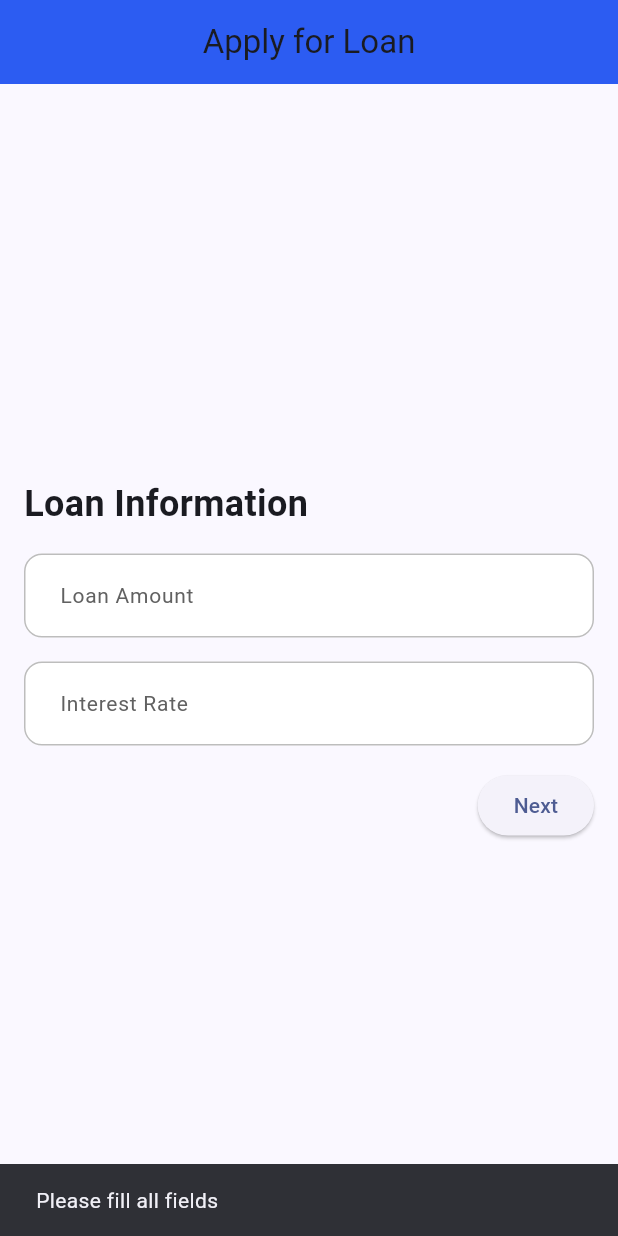
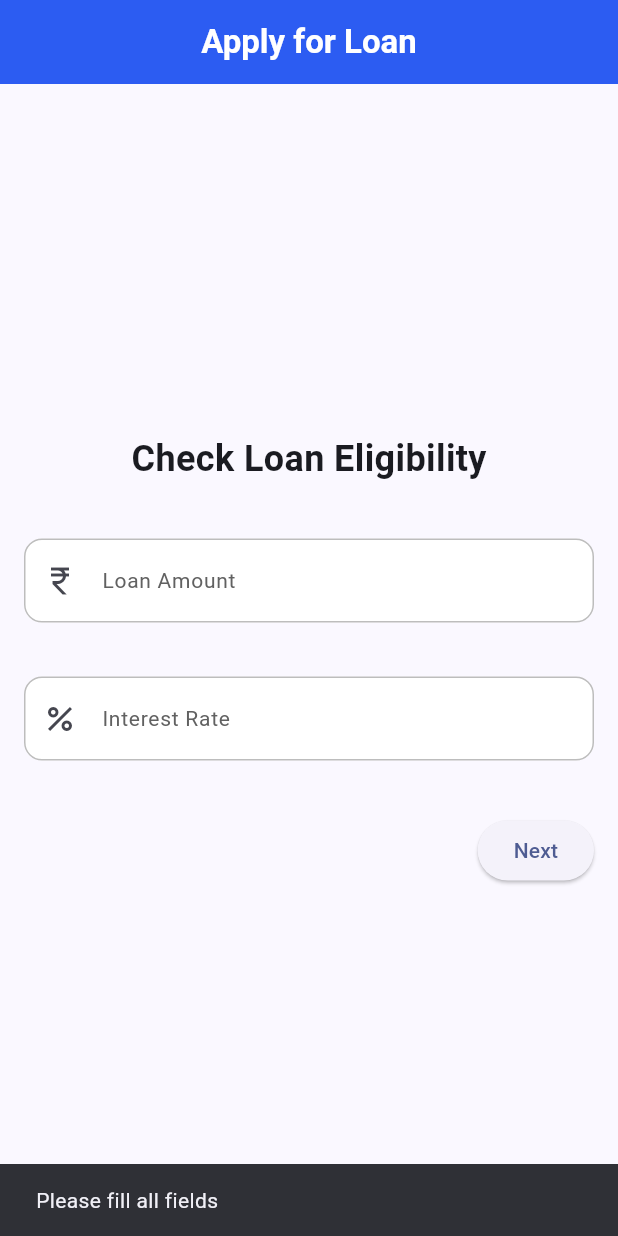
Before and after one commit to chahatkesh/servolend-hacktu, a Flutter app: the screen it shows after launch, after a tap on "Next", on a phone screen of 412 x 824 dp. Run offline on Flutter 3.47's test engine with Material 3 defaults, Android fonts, the phone set to English and light mode, and no system bars; our stand-ins replace cookie_jar, google_sign_in, pie_chart; network calls fail; statements that could not run were skipped.

Commit message:
fixes for app

```diff
--- a/client_mobile/servolend_ai/lib/components/my_textfield.dart
+++ b/client_mobile/servolend_ai/lib/components/my_textfield.dart
@@ -3,6 +3,7 @@ import 'package:flutter/material.dart';
 class MyTextfield extends StatelessWidget {
   final String hintText;
   final Icon? prefixIcon;
+  final Icon? suffixIcon; // New field for optional icon
   final bool obscureText;
   final TextEditingController controller;
   final TextInputType inputType;
@@ -12,6 +13,7 @@ class MyTextfield extends StatelessWidget {
     super.key,
     required this.hintText,
     this.prefixIcon,
+    this.suffixIcon, // Initialize the new field
     this.obscureText = false,
     required this.controller,
     required this.inputType,
@@ -36,6 +38,7 @@ class MyTextfield extends StatelessWidget {
           fontSize: 14,
         ),
         prefixIcon: prefixIcon,
+        suffixIcon: suffixIcon, // Add the new field to the decoration
         filled: true,
         fillColor: Colors.white,
         contentPadding: EdgeInsets.symmetric(vertical: 16, horizontal: 20),
--- a/client_mobile/servolend_ai/lib/pages/apply_for_loan.dart
+++ b/client_mobile/servolend_ai/lib/pages/apply_for_loan.dart
@@ -33,7 +33,13 @@ class _ApplyForLoanState extends State<ApplyForLoan> {
   Widget build(BuildContext context) {
     return Scaffold(
       appBar: AppBar(
-        title: const Text("Apply for Loan"),
+        title: const Text(
+          "Apply for Loan",
+          style: TextStyle(
+            color: Colors.white,
+            fontWeight: FontWeight.w600,
+          ),
+        ),
         centerTitle: true,
         backgroundColor: const Color(0xFF2c5cf2),
       ),
@@ -51,7 +57,8 @@ class _ApplyForLoanState extends State<ApplyForLoan> {
             },
           ),
           Page2(
-            next: (age, annualIncome, employmentLength, creditHistoryLength, homeOwnership, loanIntent) {
+            next: (age, annualIncome, employmentLength, creditHistoryLength,
+                homeOwnership, loanIntent) {
               setState(() {
                 personalDetails['age'] = age;
                 personalDetails['annualIncome'] = annualIncome;
@@ -86,21 +93,28 @@ class Page1 extends StatelessWidget {
     return Padding(
       padding: const EdgeInsets.all(16.0),
       child: Column(
-        crossAxisAlignment: CrossAxisAlignment.start,
+        crossAxisAlignment: CrossAxisAlignment.center,
         mainAxisAlignment: MainAxisAlignment.center,
+        mainAxisSize: MainAxisSize.max,
+        spacing: 10,
         children: [
-          const Text("Loan Information", style: TextStyle(fontSize: 24, fontWeight: FontWeight.bold)),
+          const Text("Check Loan Eligibility",
+              style: TextStyle(fontSize: 24, fontWeight: FontWeight.bold)),
           const SizedBox(height: 16),
           MyTextfield(
             hintText: "Loan Amount",
             controller: loanAmountController,
-            inputType: const TextInputType.numberWithOptions(decimal: true), onChanged: (v) {  }
+            inputType: const TextInputType.numberWithOptions(decimal: true),
+            onChanged: (v) {},
+            prefixIcon: Icon(Icons.currency_rupee),
           ),
           const SizedBox(height: 16),
           MyTextfield(
             hintText: "Interest Rate",
             controller: interestRateController,
-            inputType: const TextInputType.numberWithOptions(decimal: true), onChanged: (v) {  }
+            inputType: const TextInputType.numberWithOptions(decimal: true),
+            onChanged: (v) {},
+            prefixIcon: Icon(Icons.percent),
           ),
           const SizedBox(height: 16),
           Row(
@@ -108,7 +122,8 @@ class Page1 extends StatelessWidget {
             children: [
               ElevatedButton(
                 onPressed: () {
-                  if (loanAmountController.text.isNotEmpty && interestRateController.text.isNotEmpty) {
+                  if (loanAmountController.text.isNotEmpty &&
+                      interestRateController.text.isNotEmpty) {
                     next(
                       int.parse(loanAmountController.text),
                       double.parse(interestRateController.text),
@@ -135,46 +150,70 @@ class Page2 extends StatelessWidget {
   Page2({super.key, required this.next, required this.back});
   final TextEditingController ageController = TextEditingController();
   final TextEditingController annualIncomeController = TextEditingController();
-  final TextEditingController employmentLengthController = TextEditingController();
-  final TextEditingController creditHistoryLengthController = TextEditingController();
-  final List<String> homeOwnershipOptions = ["Rent", "Own", "Mortgage", "Other"];
-  final List<String> loanIntentOptions = ["Personal", "Education", "Medical", "Venture", "Home Improvement", "Debt Consolation"];
+  final TextEditingController employmentLengthController =
+      TextEditingController();
+  final TextEditingController creditHistoryLengthController =
+      TextEditingController();
+  final List<String> homeOwnershipOptions = [
+    "Rent",
+    "Own",
+    "Mortgage",
+    "Other"
+  ];
+  final List<String> loanIntentOptions = [
+    "Personal",
+    "Education",
+    "Medical",
+    "Venture",
+    "Home Improvement",
+    "Debt Consolation"
+  ];
   String selectedHomeOwnership = "Rent";
   String selectedLoanIntent = "Personal";
 
   @override
   Widget build(BuildContext context) {
     return SingleChildScrollView(
-      padding: EdgeInsets.only(bottom: MediaQuery.of(context).viewInsets.bottom),
+      padding:
+          EdgeInsets.only(bottom: MediaQuery.of(context).viewInsets.bottom),
       child: Padding(
         padding: const EdgeInsets.all(16.0),
         child: Column(
           crossAxisAlignment: CrossAxisAlignment.start,
           children: [
-            const Text("Personal Details", style: TextStyle(fontSize: 24, fontWeight: FontWeight.bold)),
+            const Text("Personal Details",
+                style: TextStyle(fontSize: 24, fontWeight: FontWeight.bold)),
             const SizedBox(height: 16),
             MyTextfield(
               hintText: "Age",
               controller: ageController,
-              inputType: const TextInputType.numberWithOptions(decimal: false), onChanged: (v) {  }
+              inputType: const TextInputType.numberWithOptions(decimal: false),
+              onChanged: (v) {},
+              prefixIcon: Icon(Icons.person),
             ),
             const SizedBox(height: 16),
             MyTextfield(
               hintText: "Annual Income",
               controller: annualIncomeController,
-              inputType: const TextInputType.numberWithOptions(decimal: true), onChanged: (v) {  }
+              inputType: const TextInputType.numberWithOptions(decimal: true),
+              onChanged: (v) {},
+              prefixIcon: Icon(Icons.currency_rupee),
             ),
             const SizedBox(height: 16),
             MyTextfield(
               hintText: "Employment Length (in years)",
               controller: employmentLengthController,
-              inputType: const TextInputType.numberWithOptions(decimal: true), onChanged: (v) {  },
+              inputType: const TextInputType.numberWithOptions(decimal: true),
+              onChanged: (v) {},
+              prefixIcon: Icon(Icons.timelapse_rounded),
             ),
             const SizedBox(height: 16),
             MyTextfield(
               hintText: "Credit History Length (in years)",
               controller: creditHistoryLengthController,
-              inputType: const TextInputType.numberWithOptions(decimal: true), onChanged: (v) {  },
+              inputType: const TextInputType.numberWithOptions(decimal: true),
+              onChanged: (v) {},
+              prefixIcon: Icon(Icons.credit_card),
             ),
             const SizedBox(height: 16),
             DropdownButtonFormField<String>(
@@ -254,7 +293,11 @@ class Page3 extends StatefulWidget {
   final Map<String, dynamic> loanInfo;
   final Map<String, dynamic> personalDetails;
 
-  Page3({super.key, required this.back, required this.loanInfo, required this.personalDetails});
+  Page3(
+      {super.key,
+      required this.back,
+      required this.loanInfo,
+      required this.personalDetails});
 
   @override
   State<Page3> createState() => _Page3State();
@@ -270,12 +313,17 @@ class _Page3State extends State<Page3> {
     finalObject = {
       'age': widget.personalDetails['age'],
       'income': widget.personalDetails['annualIncome'],
-      'ownership': (widget.personalDetails['homeOwnership'] as String).replaceAll(' ', '').toUpperCase(),
+      'ownership': (widget.personalDetails['homeOwnership'] as String)
+          .replaceAll(' ', '')
+          .toUpperCase(),
       'employment_len': widget.personalDetails['employmentLength'],
-      'loan_intent': (widget.personalDetails['loanIntent'] as String).replaceAll(' ', '').toUpperCase(),
+      'loan_intent': (widget.personalDetails['loanIntent'] as String)
+          .replaceAll(' ', '')
+          .toUpperCase(),
       'loan_amnt': widget.loanInfo['loanAmount'],
       'loan_int_rate': widget.loanInfo['interestRate'],
-      'loan_percent_income': widget.loanInfo['loanAmount'] / widget.personalDetails['annualIncome'],
+      'loan_percent_income': widget.loanInfo['loanAmount'] /
+          widget.personalDetails['annualIncome'],
       'cred_hist_len': widget.personalDetails['creditHistoryLength'],
     };
     getData();
@@ -296,25 +344,20 @@ class _Page3State extends State<Page3> {
 
   @override
   Widget build(BuildContext context) {
-    return Padding(
+    return SingleChildScrollView(
+      physics: BouncingScrollPhysics(),
+      child: Padding(
         padding: const EdgeInsets.all(16.0),
         child: Column(
-        crossAxisAlignment: CrossAxisAlignment.start,
+          crossAxisAlignment: CrossAxisAlignment.center,
+          mainAxisAlignment: MainAxisAlignment.center,
+          mainAxisSize: MainAxisSize.max,
+          spacing: 8,
           children: [
-          const Text("Loan Information:", style: TextStyle(fontSize: 20, fontWeight: FontWeight.bold)),
-          Text("Loan Amount: ${widget.loanInfo['loanAmount']}", style: const TextStyle(fontSize: 16)),
-          Text("Interest Rate: ${widget.loanInfo['interestRate']}", style: const TextStyle(fontSize: 16)),
-          const SizedBox(height: 16),
-          const Text("Personal Details:", style: TextStyle(fontSize: 20, fontWeight: FontWeight.bold)),
-          Text("Age: ${widget.personalDetails['age']}", style: const TextStyle(fontSize: 16)),
-          Text("Annual Income: ${widget.personalDetails['annualIncome']}", style: const TextStyle(fontSize: 16)),
-          Text("Employment Length: ${widget.personalDetails['employmentLength']} years", style: const TextStyle(fontSize: 16)),
-          Text("Credit History Length: ${widget.personalDetails['creditHistoryLength']} years", style: const TextStyle(fontSize: 16)),
-          Text("Home Ownership: ${widget.personalDetails['homeOwnership']}", style: const TextStyle(fontSize: 16)),
-          Text("Loan Intent: ${widget.personalDetails['loanIntent']}", style: const TextStyle(fontSize: 16)),
             if (result.isNotEmpty) ...[
               const SizedBox(height: 16),
-            const Text("Eligibility Probability:", style: TextStyle(fontSize: 20, fontWeight: FontWeight.bold)),
+              // const Text("Eligibility Probability",
+            // style: TextStyle(fontSize: 20, fontWeight: FontWeight.bold)),
               const SizedBox(height: 16),
               SizedBox(
           height: 200,
@@ -336,10 +379,33 @@ class _Page3State extends State<Page3> {
             ),
           ),
               ),
+              const SizedBox(height: 16),
+              Container(
+          padding: const EdgeInsets.all(16),
+          decoration: BoxDecoration(
+            color: Colors.blue.withOpacity(0.1),
+            borderRadius: BorderRadius.circular(8),
+          ),
+          child: Column(
+            children: [
+              Text(
+              (result['prob_eligible'] >= 0.5)
+                ? "You meet the eligibility criteria for the loan."
+                : "You do not meet the eligibility criteria for the loan.",
+              style: TextStyle(fontSize: 16, fontWeight: FontWeight.bold),
+              ),
+              const SizedBox(height: 8),
+              Text(
+              "Your eligibility score is ${(result['prob_eligible'] * 100).toStringAsFixed(2)}%",
+              style: const TextStyle(fontSize: 16),
+              ),
+            ],
+          ),
+              ),
             ],
             const SizedBox(height: 16),
             Row(
-            mainAxisAlignment: MainAxisAlignment.end,
+              mainAxisAlignment: MainAxisAlignment.start,
               children: [
           ElevatedButton(
             onPressed: widget.back,
@@ -349,6 +415,7 @@ class _Page3State extends State<Page3> {
             ),
           ],
         ),
+      ),
     );
   }
 }
```
Lines whose indentation alone changed are shown as unchanged.
